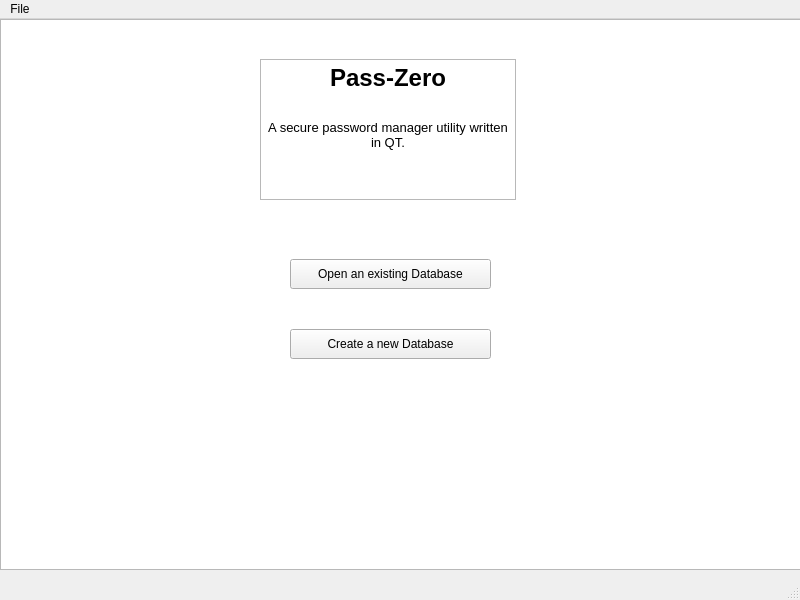
Qt form ui/passzero.ui (raydwaipayan/pass-zero) before a commit.
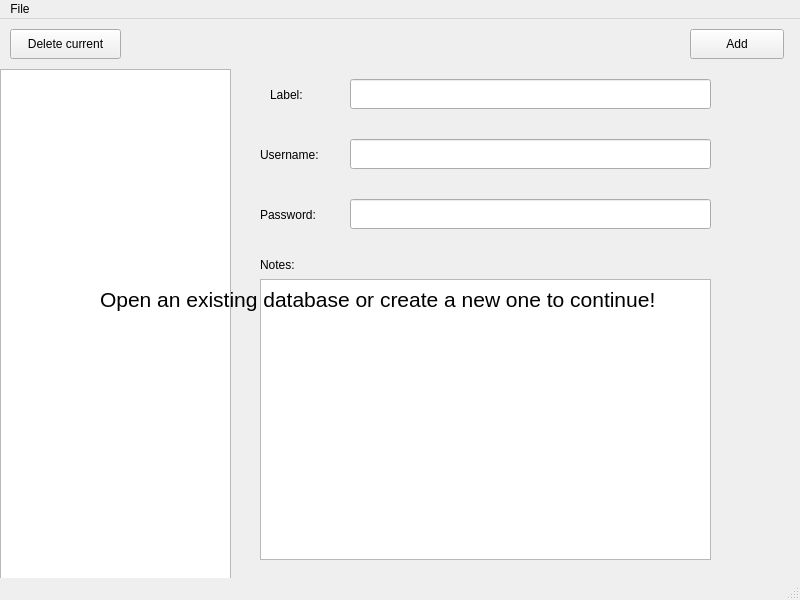
The same form after that commit.

Diff of the .ui file:
```diff
--- a/ui/passzero.ui
+++ b/ui/passzero.ui
@@ -14,65 +14,150 @@
    <string>Pass Zero</string>
   </property>
   <widget class="QWidget" name="centralwidget">
-   <widget class="QTreeView" name="treeView">
+   <widget class="QListWidget" name="listWidget">
     <property name="geometry">
      <rect>
       <x>0</x>
-      <y>0</y>
-      <width>801</width>
-      <height>551</height>
+      <y>50</y>
+      <width>231</width>
+      <height>521</height>
      </rect>
     </property>
    </widget>
    <widget class="QPushButton" name="buttonOpen">
     <property name="geometry">
      <rect>
-      <x>290</x>
-      <y>240</y>
-      <width>201</width>
+      <x>10</x>
+      <y>10</y>
+      <width>111</width>
       <height>30</height>
      </rect>
     </property>
     <property name="text">
-     <string>Open an existing Database</string>
+     <string>Delete current</string>
     </property>
    </widget>
    <widget class="QPushButton" name="buttonCreate">
     <property name="geometry">
      <rect>
-      <x>290</x>
-      <y>310</y>
-      <width>201</width>
+      <x>690</x>
+      <y>10</y>
+      <width>94</width>
       <height>30</height>
      </rect>
     </property>
     <property name="text">
-     <string>Create a new Database</string>
+     <string>Add</string>
+    </property>
+   </widget>
+   <widget class="QLineEdit" name="textUsername">
+    <property name="geometry">
+     <rect>
+      <x>350</x>
+      <y>120</y>
+      <width>361</width>
+      <height>30</height>
+     </rect>
+    </property>
+   </widget>
+   <widget class="QLineEdit" name="textPassword">
+    <property name="geometry">
+     <rect>
+      <x>350</x>
+      <y>180</y>
+      <width>361</width>
+      <height>30</height>
+     </rect>
     </property>
    </widget>
    <widget class="QTextEdit" name="textEdit">
     <property name="geometry">
      <rect>
       <x>260</x>
-      <y>40</y>
-      <width>256</width>
-      <height>141</height>
+      <y>260</y>
+      <width>451</width>
+      <height>281</height>
      </rect>
     </property>
-    <property name="mouseTracking">
-     <bool>true</bool>
+   </widget>
+   <widget class="QLabel" name="label">
+    <property name="geometry">
+     <rect>
+      <x>260</x>
+      <y>120</y>
+      <width>81</width>
+      <height>31</height>
+     </rect>
     </property>
-    <property name="sizeAdjustPolicy">
-     <enum>QAbstractScrollArea::AdjustToContents</enum>
+    <property name="text">
+     <string>Username:</string>
     </property>
-    <property name="html">
-     <string>&lt;!DOCTYPE HTML PUBLIC &quot;-//W3C//DTD HTML 4.0//EN&quot; &quot;http://www.w3.org/TR/REC-html40/strict.dtd&quot;&gt;
-&lt;html&gt;&lt;head&gt;&lt;meta name=&quot;qrichtext&quot; content=&quot;1&quot; /&gt;&lt;style type=&quot;text/css&quot;&gt;
-p, li { white-space: pre-wrap; }
-&lt;/style&gt;&lt;/head&gt;&lt;body style=&quot; font-family:'Cantarell'; font-size:10pt; font-weight:400; font-style:normal;&quot;&gt;
-&lt;p align=&quot;center&quot; style=&quot; margin-top:0px; margin-bottom:0px; margin-left:0px; margin-right:0px; -qt-block-indent:0; text-indent:0px;&quot;&gt;&lt;span style=&quot; font-size:18pt; font-weight:600;&quot;&gt;Pass-Zero&lt;/span&gt;&lt;/p&gt;
-&lt;p align=&quot;center&quot; style=&quot;-qt-paragraph-type:empty; margin-top:0px; margin-bottom:0px; margin-left:0px; margin-right:0px; -qt-block-indent:0; text-indent:0px; font-size:18pt; font-weight:600;&quot;&gt;&lt;br /&gt;&lt;/p&gt;
-&lt;p align=&quot;center&quot; style=&quot; margin-top:0px; margin-bottom:0px; margin-left:0px; margin-right:0px; -qt-block-indent:0; text-indent:0px;&quot;&gt;A secure password manager utility written in QT.&lt;/p&gt;&lt;/body&gt;&lt;/html&gt;</string>
+   </widget>
+   <widget class="QLabel" name="label_2">
+    <property name="geometry">
+     <rect>
+      <x>260</x>
+      <y>180</y>
+      <width>81</width>
+      <height>31</height>
+     </rect>
+    </property>
+    <property name="text">
+     <string>Password:</string>
+    </property>
+   </widget>
+   <widget class="QLabel" name="label_3">
+    <property name="geometry">
+     <rect>
+      <x>260</x>
+      <y>230</y>
+      <width>71</width>
+      <height>31</height>
+     </rect>
+    </property>
+    <property name="text">
+     <string>Notes:</string>
+    </property>
+   </widget>
+   <widget class="QLineEdit" name="textLabel">
+    <property name="geometry">
+     <rect>
+      <x>350</x>
+      <y>60</y>
+      <width>361</width>
+      <height>30</height>
+     </rect>
+    </property>
+   </widget>
+   <widget class="QLabel" name="label_4">
+    <property name="geometry">
+     <rect>
+      <x>270</x>
+      <y>60</y>
+      <width>71</width>
+      <height>31</height>
+     </rect>
+    </property>
+    <property name="text">
+     <string>Label:</string>
+    </property>
+   </widget>
+   <widget class="QLabel" name="nullLabel">
+    <property name="geometry">
+     <rect>
+      <x>100</x>
+      <y>260</y>
+      <width>661</width>
+      <height>41</height>
+     </rect>
+    </property>
+    <property name="font">
+     <font>
+      <pointsize>16</pointsize>
+     </font>
+    </property>
+    <property name="text">
+     <string>Open an existing database or create a new one to continue!</string>
     </property>
    </widget>
   </widget>
```
Left out of the diff: 57 changed lines with no effect on the pictures.
